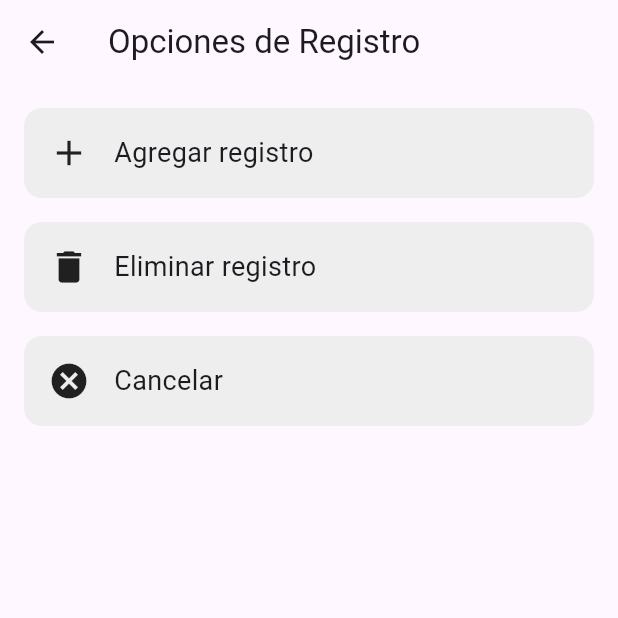
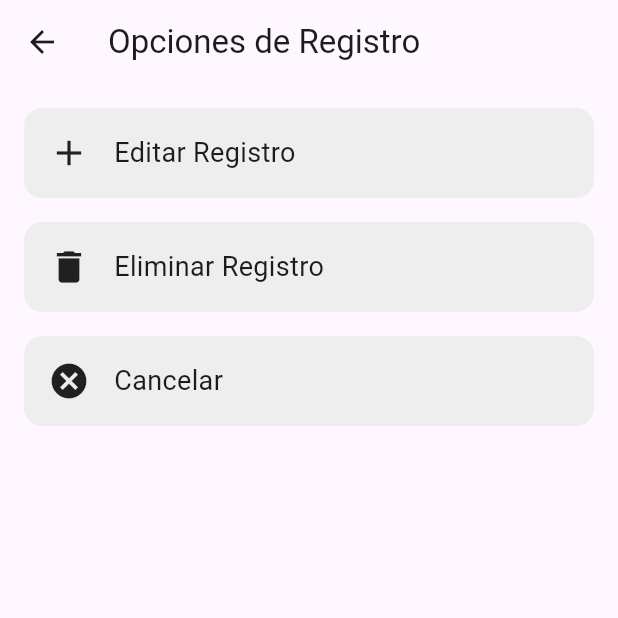
Before and after one commit to ernanvr/app_gastos_grupo_61, a Flutter app: the TapTransactionOptionScreen screen opened directly, on a phone screen of 412 x 824 dp, the top half of it. Run offline on Flutter 3.47's test engine with Material 3 defaults, Android fonts, the phone set to English and light mode, and no system bars; our stand-ins replace dartz, equatable, floor, sqflite; accounts and stored records are empty; generated files the repository leaves out were written again.

Commit message:
agregar TapTransactionOptions
agrega las opciones de Editar Registro, Eliminar Registro y Cancelar

```diff
--- a/lib/src/presentation/pages/tapTransactionOption/tap_transaction_option_screen.dart
+++ b/lib/src/presentation/pages/tapTransactionOption/tap_transaction_option_screen.dart
@@ -13,7 +13,7 @@ class TapTransactionOptionScreen extends StatelessWidget {
           children: [
             _buildOption(
               icon: Icons.add,
-              text: 'Agregar registro',
+              text: 'Editar Registro',
               onTap: () {
                 // Acción para agregar
               },
@@ -21,7 +21,7 @@ class TapTransactionOptionScreen extends StatelessWidget {
             const SizedBox(height: 16),
             _buildOption(
               icon: Icons.delete,
-              text: 'Eliminar registro',
+              text: 'Eliminar Registro',
               onTap: () {
                 // Accion para Eliminar
               },
```
